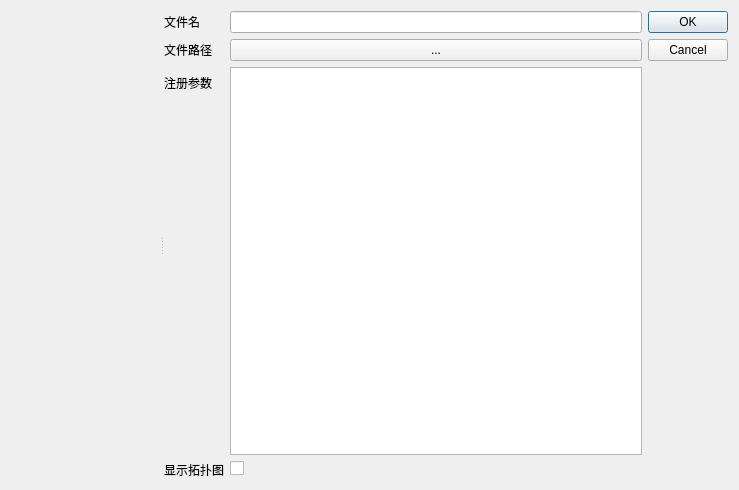
The window that PageUI/addItemDialog.ui (lxambulance/CoLoRagent) describes before a commit, drawn with Qt 5.
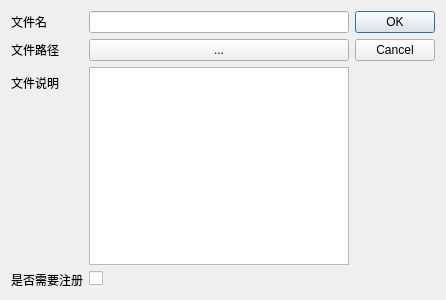
The same window after the commit. Custom widgets are drawn as their Qt base class.

Patch:
```diff
--- a/PageUI/addItemDialog.ui
+++ b/PageUI/addItemDialog.ui
@@ -6,21 +6,15 @@
    <rect>
     <x>0</x>
     <y>0</y>
-    <width>739</width>
-    <height>490</height>
+    <width>446</width>
+    <height>300</height>
    </rect>
   </property>
   <property name="windowTitle">
    <string>Dialog</string>
   </property>
-  <layout class="QGridLayout" name="gridLayout">
-   <item row="0" column="0">
-    <widget class="QSplitter" name="splitter">
-     <property name="orientation">
-      <enum>Qt::Horizontal</enum>
-     </property>
-     <widget class="PlotWidget" name="graphwidget" native="true"/>
-     <widget class="QWidget" name="layoutWidget">
+  <layout class="QHBoxLayout" name="horizontalLayout">
+   <item>
       <layout class="QFormLayout" name="formLayout">
        <item row="0" column="0">
         <widget class="QLabel" name="label_1">
@@ -55,7 +49,7 @@
        <item row="2" column="0">
         <widget class="QLabel" name="label_3">
          <property name="text">
-          <string>注册参数</string>
+        <string>文件说明</string>
          </property>
          <property name="buddy">
           <cstring>regArgs</cstring>
@@ -68,7 +62,7 @@
        <item row="3" column="0">
         <widget class="QLabel" name="label_4">
          <property name="text">
-          <string>显示拓扑图</string>
+        <string>是否需要注册</string>
          </property>
          <property name="buddy">
           <cstring>mapVisible</cstring>
@@ -83,10 +77,8 @@
         </widget>
        </item>
       </layout>
-     </widget>
-    </widget>
    </item>
-   <item row="0" column="1">
+   <item>
     <widget class="QDialogButtonBox" name="buttonBox">
      <property name="orientation">
       <enum>Qt::Vertical</enum>
@@ -98,14 +90,6 @@
    </item>
   </layout>
  </widget>
- <customwidgets>
-  <customwidget>
-   <class>PlotWidget</class>
-   <extends>QWidget</extends>
-   <header>pyqtgraph</header>
-   <container>1</container>
-  </customwidget>
- </customwidgets>
  <resources/>
  <connections>
   <connection>
```
Left out of the diff: 16 changed lines with no effect on the pictures. Lines whose indentation alone changed are shown as unchanged.
